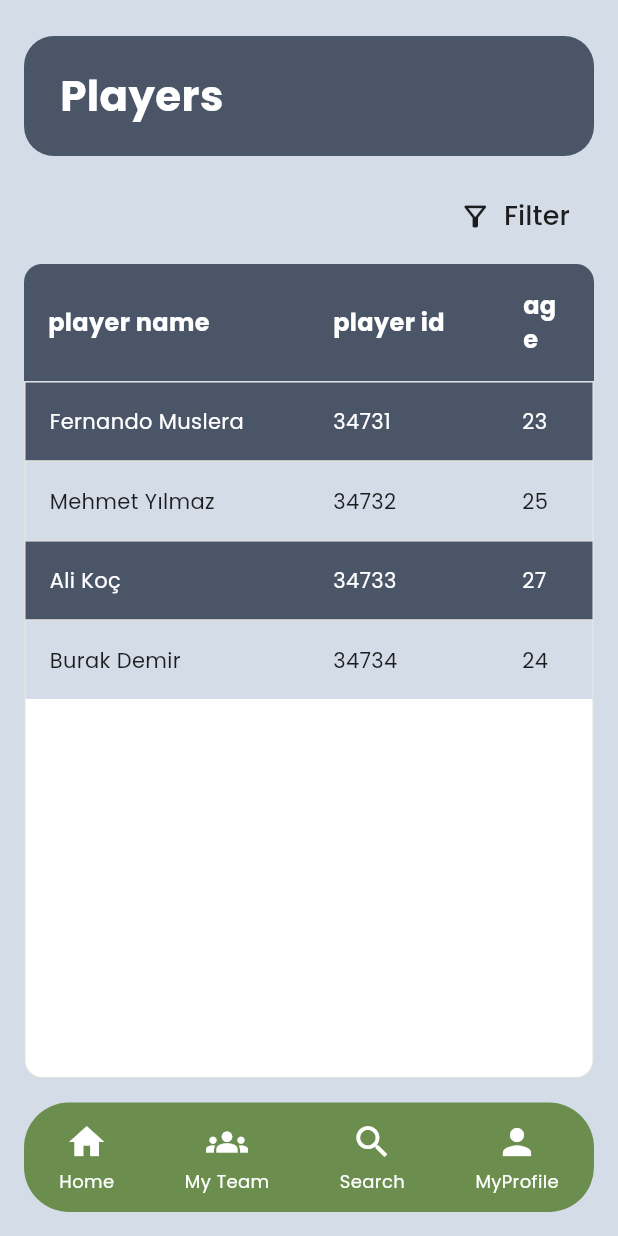
After one commit to vedude-rabia-sozkesen/FootCall, a Flutter app: the PlayersScreen screen opened by its route, on a phone screen of 412 x 824 dp. The commit adds this screen. Run offline on Flutter 3.47's test engine with Material 3 defaults, Android fonts, the phone set to English and light mode, and no system bars; our stand-ins replace google_fonts; network calls fail.

Commit message:
Add players screen and navigation route

```diff
--- a/lib/main.dart
+++ b/lib/main.dart
@@ -12,6 +12,7 @@ import 'pages/player_request_screen.dart';
 import 'pages/teams_screen.dart';
 import 'pages/player_info_screen.dart';
 import 'pages/my_player.dart';
+import 'pages/players_screen.dart';
 import 'utils/colors.dart';
 
 void main() {
@@ -46,6 +47,7 @@ class MyApp extends StatelessWidget {
         '/teams': (context) => const TeamsScreen(),
         '/player-info': (context) => const PlayerInfoScreen(),
         '/my-player': (context) => const MyPlayerPage(),
+        '/players': (context) => const PlayersScreen(),
       },
     );
   }
@@ -129,6 +131,21 @@ class MainMenuScreen extends StatelessWidget {
                   child: const Text('Player Info Screen'),
                 ),
               ),
+              const SizedBox(height: 16),
+              SizedBox(
+                width: 260,
+                child: ElevatedButton(
+                  style: ElevatedButton.styleFrom(
+                    backgroundColor: kAppGreen,
+                    foregroundColor: Colors.white,
+                    padding: const EdgeInsets.symmetric(vertical: 14),
+                  ),
+                  onPressed: () {
+                    Navigator.of(context).pushNamed('/players');
+                  },
+                  child: const Text('Players Screen'),
+                ),
+              ),
             ],
           ),
         ),
--- /dev/null
+++ b/lib/pages/players_screen.dart
@@ -0,0 +1,369 @@
+import 'package:flutter/material.dart';
+import '../data/player_repository.dart';
+import '../models/player_model.dart';
+
+class PlayersScreen extends StatefulWidget {
+  const PlayersScreen({super.key});
+
+  @override
+  State<PlayersScreen> createState() => _PlayersScreenState();
+}
+
+class _PlayersScreenState extends State<PlayersScreen> {
+  final PlayerRepository _repository = PlayerRepository.instance;
+  String _filterText = '';
+
+  @override
+  Widget build(BuildContext context) {
+    return Scaffold(
+      backgroundColor: const Color(0xFFD4DCE8),
+      body: SafeArea(
+        child: Column(
+          children: [
+            const SizedBox(height: 16),
+
+            // Header with Players title
+            Container(
+              margin: const EdgeInsets.symmetric(horizontal: 16, vertical: 8),
+              padding: const EdgeInsets.symmetric(vertical: 20, horizontal: 24),
+              decoration: BoxDecoration(
+                color: const Color(0xFF4A5568),
+                borderRadius: BorderRadius.circular(20),
+              ),
+              child: const Row(
+                children: [
+                  Text(
+                    'Players',
+                    style: TextStyle(
+                      fontSize: 28,
+                      fontWeight: FontWeight.bold,
+                      color: Colors.white,
+                    ),
+                  ),
+                ],
+              ),
+            ),
+
+            // Filter button
+            Padding(
+              padding: const EdgeInsets.symmetric(horizontal: 16, vertical: 8),
+              child: Row(
+                mainAxisAlignment: MainAxisAlignment.end,
+                children: [
+                  TextButton.icon(
+                    onPressed: () {
+                      _showFilterDialog();
+                    },
+                    icon: const Icon(
+                      Icons.filter_alt_outlined,
+                      color: Colors.black87,
+                      size: 22,
+                    ),
+                    label: const Text(
+                      'Filter',
+                      style: TextStyle(
+                        fontSize: 18,
+                        color: Colors.black87,
+                        fontWeight: FontWeight.w500,
+                      ),
+                    ),
+                  ),
+                ],
+              ),
+            ),
+
+            // Table header
+            Container(
+              margin: const EdgeInsets.symmetric(horizontal: 16),
+              decoration: const BoxDecoration(
+                color: Color(0xFF4A5568),
+                borderRadius: BorderRadius.only(
+                  topLeft: Radius.circular(12),
+                  topRight: Radius.circular(12),
+                ),
+              ),
+              child: const Row(
+                children: [
+                  Expanded(
+                    flex: 3,
+                    child: Padding(
+                      padding: EdgeInsets.all(16),
+                      child: Text(
+                        'player name',
+                        style: TextStyle(
+                          fontSize: 16,
+                          fontWeight: FontWeight.bold,
+                          color: Colors.white,
+                        ),
+                      ),
+                    ),
+                  ),
+                  Expanded(
+                    flex: 2,
+                    child: Padding(
+                      padding: EdgeInsets.all(16),
+                      child: Text(
+                        'player id',
+                        style: TextStyle(
+                          fontSize: 16,
+                          fontWeight: FontWeight.bold,
+                          color: Colors.white,
+                        ),
+                      ),
+                    ),
+                  ),
+                  Expanded(
+                    flex: 1,
+                    child: Padding(
+                      padding: EdgeInsets.all(16),
+                      child: Text(
+                        'age',
+                        style: TextStyle(
+                          fontSize: 16,
+                          fontWeight: FontWeight.bold,
+                          color: Colors.white,
+                        ),
+                      ),
+                    ),
+                  ),
+                ],
+              ),
+            ),
+
+            // Players list
+            Expanded(
+              child: ValueListenableBuilder<List<PlayerModel>>(
+                valueListenable: _repository.playersNotifier,
+                builder: (context, players, _) {
+                  // Filter players if filter text is not empty
+                  final filteredPlayers = _filterText.isEmpty
+                      ? players
+                      : players
+                          .where((player) =>
+                              player.name
+                                  .toLowerCase()
+                                  .contains(_filterText.toLowerCase()) ||
+                              player.id
+                                  .toLowerCase()
+                                  .contains(_filterText.toLowerCase()))
+                          .toList();
+
+                  return Container(
+                    margin: const EdgeInsets.symmetric(horizontal: 16),
+                    decoration: BoxDecoration(
+                      color: Colors.white,
+                      borderRadius: const BorderRadius.only(
+                        bottomLeft: Radius.circular(12),
+                        bottomRight: Radius.circular(12),
+                      ),
+                      border: Border.all(color: Colors.grey[300]!),
+                    ),
+                    child: ListView.separated(
+                      padding: EdgeInsets.zero,
+                      itemCount: filteredPlayers.length,
+                      separatorBuilder: (context, index) => Divider(
+                        height: 1,
+                        color: Colors.grey[300],
+                      ),
+                      itemBuilder: (context, index) {
+                        final player = filteredPlayers[index];
+                        return InkWell(
+                          onTap: () {
+                            // Navigate to player info screen
+                            Navigator.of(context).pushNamed(
+                              '/player-info',
+                              arguments: player.id,
+                            );
+                          },
+                          child: Container(
+                            color: index % 2 == 0
+                                ? const Color(0xFF4A5568)
+                                : const Color(0xFFD4DCE8),
+                            child: Row(
+                              children: [
+                                Expanded(
+                                  flex: 3,
+                                  child: Padding(
+                                    padding: const EdgeInsets.all(16),
+                                    child: Text(
+                                      player.name,
+                                      style: TextStyle(
+                                        fontSize: 14,
+                                        color: index % 2 == 0
+                                            ? Colors.white
+                                            : Colors.black87,
+                                      ),
+                                    ),
+                                  ),
+                                ),
+                                Expanded(
+                                  flex: 2,
+                                  child: Padding(
+                                    padding: const EdgeInsets.all(16),
+                                    child: Text(
+                                      player.id,
+                                      style: TextStyle(
+                                        fontSize: 14,
+                                        color: index % 2 == 0
+                                            ? Colors.white
+                                            : Colors.black87,
+                                      ),
+                                    ),
+                                  ),
+                                ),
+                                Expanded(
+                                  flex: 1,
+                                  child: Padding(
+                                    padding: const EdgeInsets.all(16),
+                                    child: Text(
+                                      '${player.age}',
+                                      style: TextStyle(
+                                        fontSize: 14,
+                                        color: index % 2 == 0
+                                            ? Colors.white
+                                            : Colors.black87,
+                                      ),
+                                    ),
+                                  ),
+                                ),
+                              ],
+                            ),
+                          ),
+                        );
+                      },
+                    ),
+                  );
+                },
+              ),
+            ),
+
+            // Bottom Navigation
+            Container(
+              margin: const EdgeInsets.all(16),
+              decoration: BoxDecoration(
+                color: const Color(0xFF6B8E4E),
+                borderRadius: BorderRadius.circular(30),
+              ),
+              child: Padding(
+                padding: const EdgeInsets.symmetric(vertical: 12),
+                child: Row(
+                  mainAxisAlignment: MainAxisAlignment.spaceAround,
+                  children: [
+                    _buildNavItem(
+                      icon: Icons.home,
+                      label: 'Home',
+                      onTap: () => Navigator.of(context).pushNamed('/matches'),
+                    ),
+                    _buildNavItem(
+                      icon: Icons.groups,
+                      label: 'My Team',
+                      onTap: () => Navigator.of(context).pushNamed('/teams'),
+                    ),
+                    _buildNavItem(
+                      icon: Icons.search,
+                      label: 'Search',
+                      onTap: () {
+                        // TODO: Navigate to search screen
+                      },
+                    ),
+                    _buildNavItem(
+                      icon: Icons.person,
+                      label: 'MyProfile',
+                      onTap: () {
+                        // TODO: Navigate to profile screen
+                      },
+                    ),
+                  ],
+                ),
+              ),
+            ),
+          ],
+        ),
+      ),
+    );
+  }
+
+  Widget _buildNavItem({
+    required IconData icon,
+    required String label,
+    required VoidCallback onTap,
+    bool isActive = false,
+  }) {
+    return InkWell(
+      onTap: onTap,
+      child: Column(
+        mainAxisSize: MainAxisSize.min,
+        children: [
+          Icon(
+            icon,
+            color: Colors.white,
+            size: 28,
+          ),
+          const SizedBox(height: 4),
+          Text(
+            label,
+            style: TextStyle(
+              color: Colors.white,
+              fontSize: 12,
+              fontWeight: isActive ? FontWeight.bold : FontWeight.normal,
+            ),
+          ),
+        ],
+      ),
+    );
+  }
+
+  void _showFilterDialog() {
+    showDialog(
+      context: context,
+      builder: (context) {
+        String tempFilter = _filterText;
+        return AlertDialog(
+          title: const Text('Filter Players'),
+          content: Column(
+            mainAxisSize: MainAxisSize.min,
+            children: [
+              TextField(
+                decoration: const InputDecoration(
+                  labelText: 'Search',
+                  hintText: 'Enter player name or ID',
+                ),
+                onChanged: (value) {
+                  tempFilter = value;
+                },
+                controller: TextEditingController(text: _filterText),
+              ),
+            ],
+          ),
+          actions: [
+            TextButton(
+              onPressed: () {
+                setState(() {
+                  _filterText = '';
+                });
+                Navigator.pop(context);
+              },
+              child: const Text('Clear'),
+            ),
+            TextButton(
+              onPressed: () => Navigator.pop(context),
+              child: const Text('Cancel'),
+            ),
+            ElevatedButton(
+              style: ElevatedButton.styleFrom(
+                backgroundColor: const Color(0xFF6B8E4E),
+              ),
+              onPressed: () {
+                setState(() {
+                  _filterText = tempFilter;
+                });
+                Navigator.pop(context);
+              },
+              child: const Text('Apply'),
+            ),
+          ],
+        );
+      },
+    );
+  }
+}
```
